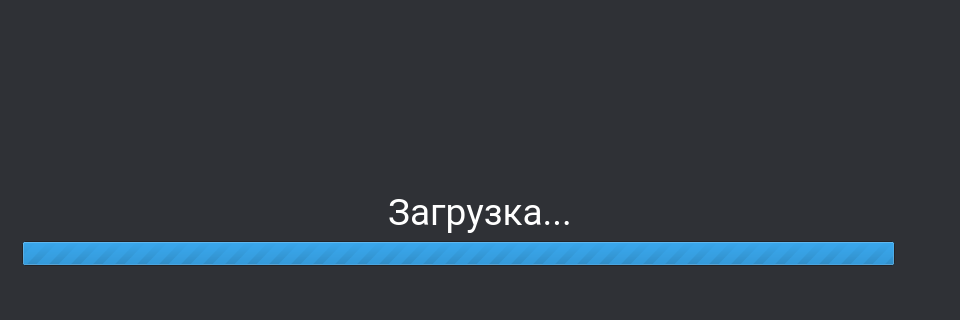
The window that src/main/ui/mainwindow.ui (glitchless/qGlitchlessLauncher) describes before a commit, drawn with Qt 5; both pictures show x 0 to 960 and y 360 to 680 of the 960 by 680 pixel window.
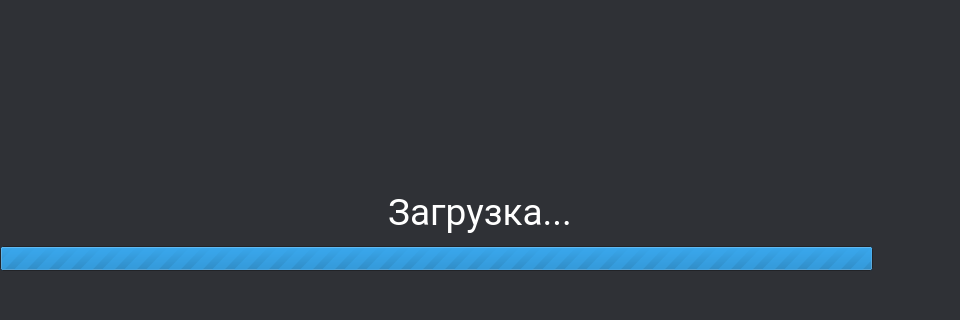
The same window after the commit. Icons and pictures are not drawn.

What changed in the file:
```diff
--- a/src/main/ui/mainwindow.ui
+++ b/src/main/ui/mainwindow.ui
@@ -118,8 +118,8 @@
          </property>
          <property name="geometry">
           <rect>
-           <x>22</x>
-           <y>0</y>
+           <x>0</x>
+           <y>5</y>
            <width>873</width>
            <height>25</height>
           </rect>
```
Lines whose indentation alone changed are shown as unchanged.
